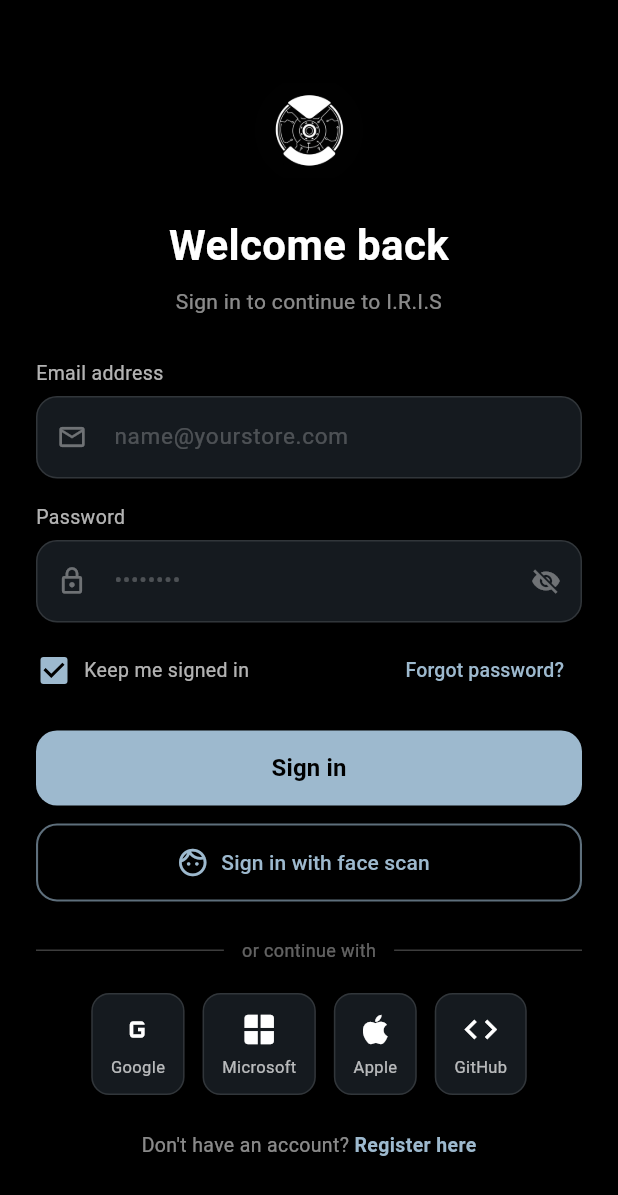
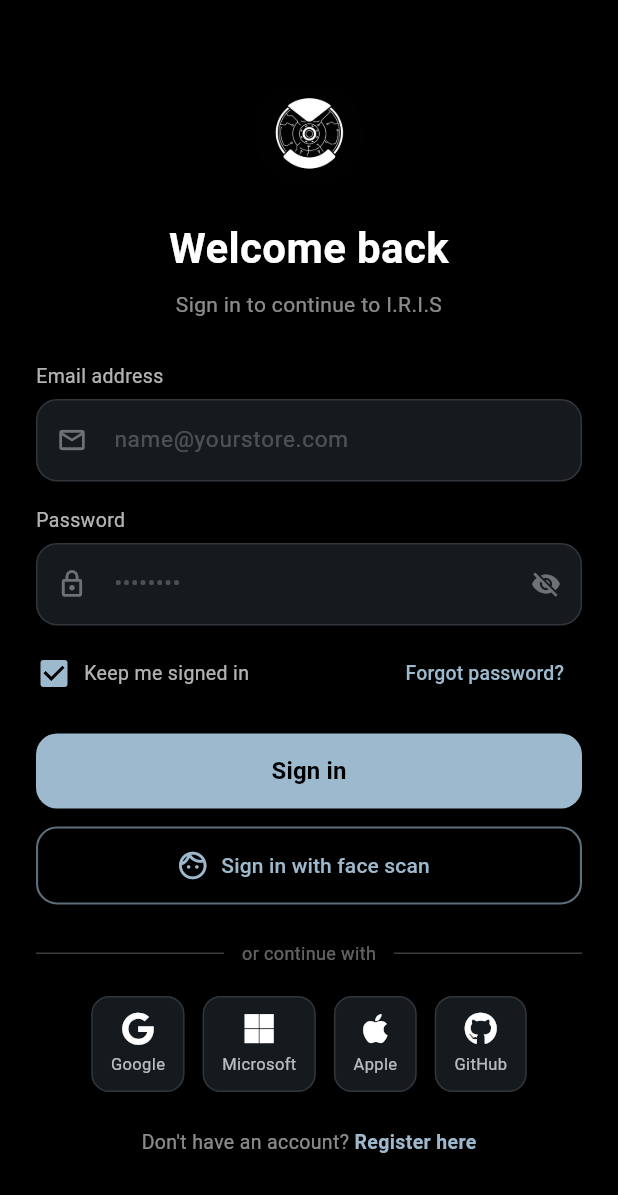
Before and after one commit to mahmoud1005th-oss/IRIS---App, a Flutter app: the screen it shows after launch, on a phone screen of 412 x 824 dp. Shown: the top 1195 px of the screen. Run offline on Flutter 3.47's test engine with Material 3 defaults, Android fonts, the phone set to English and light mode, and no system bars; our stand-ins replace flutter_tts, font_awesome_flutter, local_auth, sqflite, supabase_flutter; missing offline and left inert: workmanager; accounts and stored records are empty.

Commit message:
Replace social login icons with Font Awesome icons
Updated social login buttons to use official logos from Font Awesome.

```diff
--- a/lib/features/ui/login_page.dart
+++ b/lib/features/ui/login_page.dart
@@ -2,6 +2,7 @@ import 'dart:math';
 import 'dart:ui' as ui;
 import 'package:flutter/material.dart';
 import 'package:local_auth/local_auth.dart';
+import 'package:font_awesome_flutter/font_awesome_flutter.dart';
 import '../../core/services/auth_service.dart';
 import 'onboarding_ui.dart';
 import 'admin_ui.dart';
@@ -1102,31 +1103,31 @@ class _LoginPageState extends State<LoginPage> with TickerProviderStateMixin {
     );
   }
 
-  // أزرار المواقع: جوجل ومايكروسوفت وأبل وجيت هاب
+  // أزرار المواقع باللوجوهات الرسمية: جوجل ومايكروسوفت وأبل وجيت هاب
   Widget _socialRow(double uiScale) {
     return Row(
       mainAxisAlignment: MainAxisAlignment.center,
       children: [
         _socialButton(
-            icon: Icons.g_mobiledata,
+            icon: FontAwesomeIcons.google,
             label: 'Google',
             uiScale: uiScale,
             onTap: () => _signInSocial(_auth.signInWithGoogle)),
         SizedBox(width: 12 * uiScale),
         _socialButton(
-            icon: Icons.window,
+            icon: FontAwesomeIcons.microsoft,
             label: 'Microsoft',
             uiScale: uiScale,
             onTap: () => _signInSocial(_auth.signInWithMicrosoft)),
         SizedBox(width: 12 * uiScale),
         _socialButton(
-            icon: Icons.apple,
+            icon: FontAwesomeIcons.apple,
             label: 'Apple',
             uiScale: uiScale,
             onTap: () => _signInSocial(_auth.signInWithApple)),
         SizedBox(width: 12 * uiScale),
         _socialButton(
-            icon: Icons.code,
+            icon: FontAwesomeIcons.github,
             label: 'GitHub',
             uiScale: uiScale,
             onTap: () => _signInSocial(_auth.signInWithGitHub)),
@@ -1226,7 +1227,7 @@ class _LoginPageState extends State<LoginPage> with TickerProviderStateMixin {
         child: Column(
           mainAxisSize: MainAxisSize.min,
           children: [
-            Icon(icon, color: Colors.white, size: 26 * uiScale),
+            FaIcon(icon, color: Colors.white, size: 22 * uiScale),
             SizedBox(height: 4 * uiScale),
             Text(label,
                 style: TextStyle(
```
